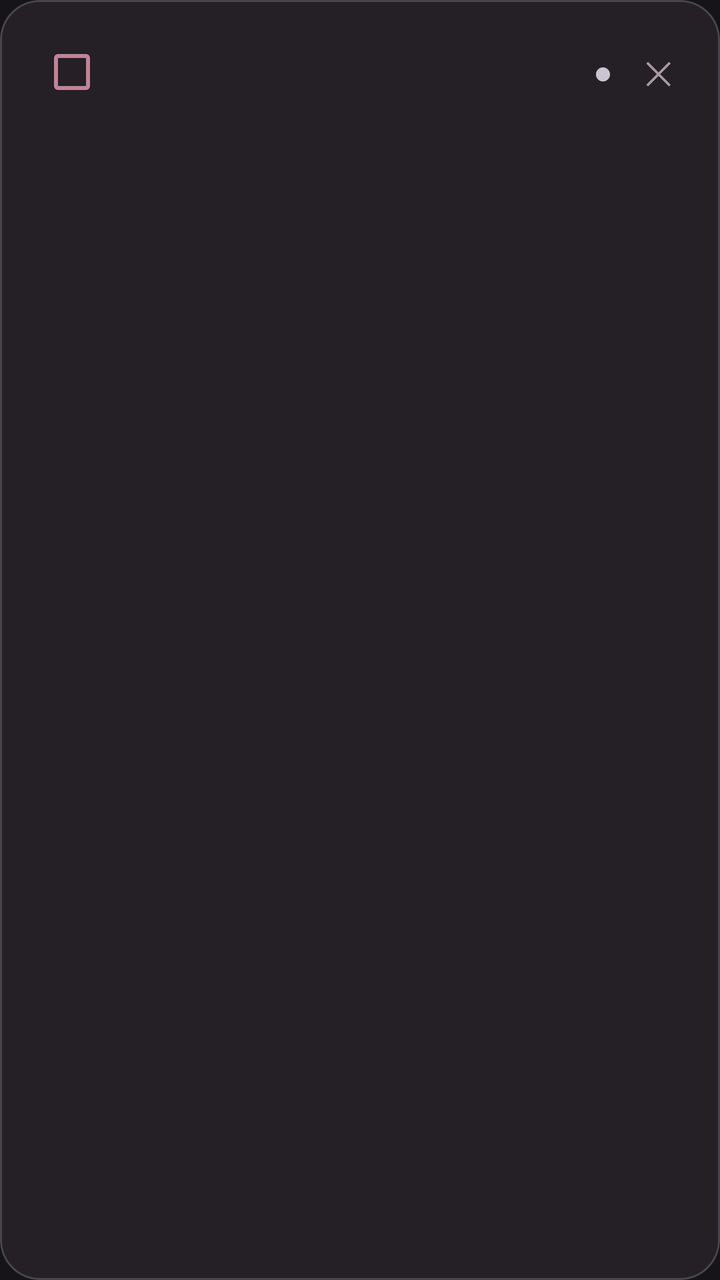
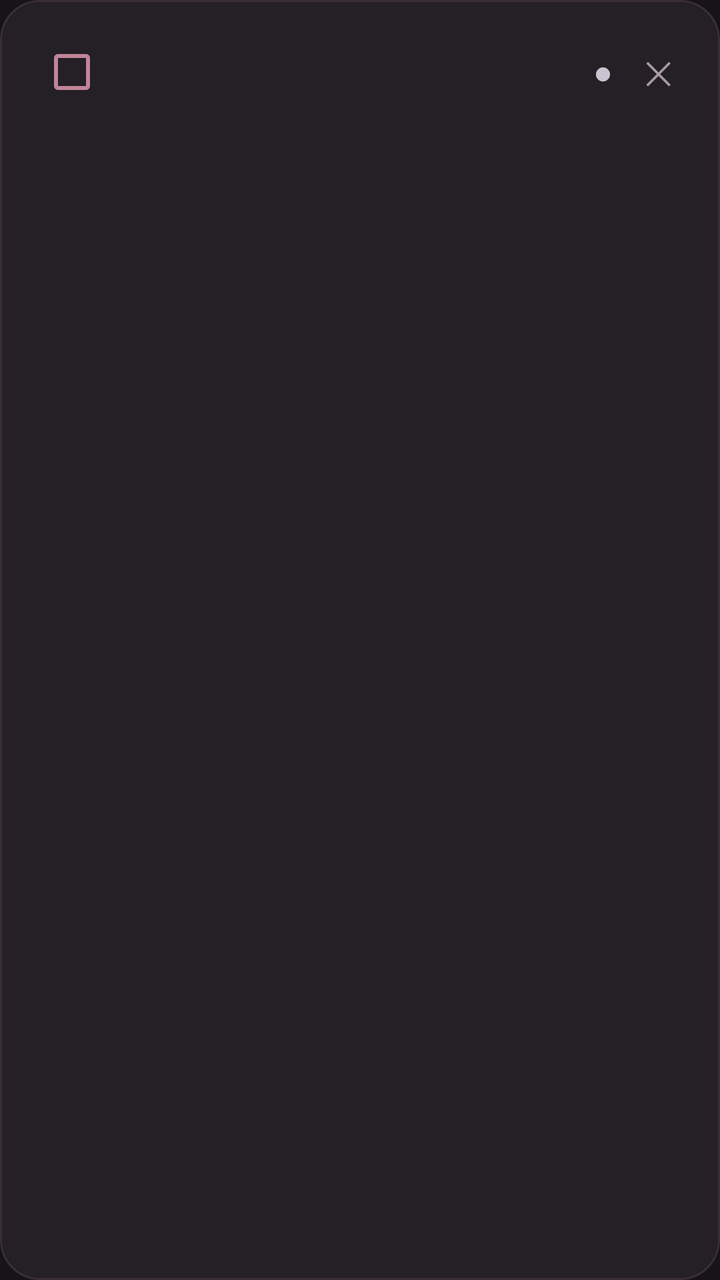

Two renders of the same Android screen: before a commit and after it. Below are the layout's source before the change and the commit's diff.
<!-- AndroidManifest.xml: application theme Theme.Unsaid -->
<!-- res/layout/item_my_task.xml -->
<?xml version="1.0" encoding="utf-8"?>
<com.google.android.material.card.MaterialCardView
    xmlns:android="http://schemas.android.com/apk/res/android"
    xmlns:app="http://schemas.android.com/apk/res-auto"
    android:layout_width="match_parent"
    android:layout_height="wrap_content"
    android:layout_marginBottom="12dp"
    app:cardBackgroundColor="@color/unsaid_surface"
    app:cardCornerRadius="20dp"
    app:cardElevation="0dp">

    <LinearLayout
        android:layout_width="match_parent"
        android:layout_height="wrap_content"
        android:gravity="center_vertical"
        android:orientation="horizontal"
        android:padding="12dp">

        <CheckBox
            android:id="@+id/cbDone"
            android:layout_width="wrap_content"
            android:layout_height="wrap_content"
            android:buttonTint="@color/unsaid_accent" />

        <LinearLayout
            android:layout_width="0dp"
            android:layout_height="wrap_content"
            android:layout_weight="1"
            android:orientation="vertical">

            <TextView
                android:id="@+id/tvTitle"
                android:layout_width="wrap_content"
                android:layout_height="wrap_content"
                android:textColor="@color/unsaid_text"
                android:textSize="17sp"
                android:textStyle="bold" />

            <TextView
                android:id="@+id/tvInfo"
                android:layout_width="wrap_content"
                android:layout_height="wrap_content"
                android:layout_marginTop="4dp"
                android:textColor="@color/unsaid_accent"
                android:textSize="13sp" />
        </LinearLayout>

        <TextView
            android:id="@+id/tvDot"
            android:layout_width="wrap_content"
            android:layout_height="wrap_content"
            android:layout_marginEnd="4dp"
            android:text="●"
            android:textSize="16sp" />

        <TextView
            android:id="@+id/tvDelete"
            android:layout_width="wrap_content"
            android:layout_height="wrap_content"
            android:contentDescription="Delete"
            android:padding="12dp"
            android:text="✕"
            android:textColor="@color/unsaid_text_secondary"
            android:textSize="16sp" />
    </LinearLayout>
</com.google.android.material.card.MaterialCardView>
<!-- resources referenced by this layout -->
<resources>
  <color name="unsaid_accent">#C08497</color>
  <color name="unsaid_surface">#242025</color>
  <color name="unsaid_text">#F5EDF0</color>
  <color name="unsaid_text_secondary">#A99BA2</color>
  <style name="Theme.Unsaid" parent="Base.Theme.Unsaid" />
  <style name="Base.Theme.Unsaid" parent="Theme.Material3.Dark.NoActionBar">
          <item name="colorPrimary">@color/unsaid_accent</item>
          <item name="colorOnPrimary">@color/unsaid_background</item>
          <item name="android:colorBackground">@color/unsaid_background</item>
          <item name="colorOnBackground">@color/unsaid_text</item>
          <item name="colorSurface">@color/unsaid_surface</item>
          <item name="colorOnSurface">@color/unsaid_text</item>
          <item name="colorOnSurfaceVariant">@color/unsaid_text_secondary</item>
          <item name="android:statusBarColor">@color/unsaid_background</item>
          <item name="android:navigationBarColor">@color/unsaid_background</item>
      </style>
  <color name="unsaid_background">#171417</color>
</resources>

<!-- the commit's change to res/layout/item_my_task.xml (unified diff, before → after) -->
@@ -7,7 +7,9 @@
     android:layout_marginBottom="12dp"
     app:cardBackgroundColor="@color/unsaid_surface"
     app:cardCornerRadius="20dp"
-    app:cardElevation="0dp">
+    app:cardElevation="0dp"
+    app:strokeColor="#3A2F36"
+    app:strokeWidth="1dp">
 
     <LinearLayout
         android:layout_width="match_parent"
